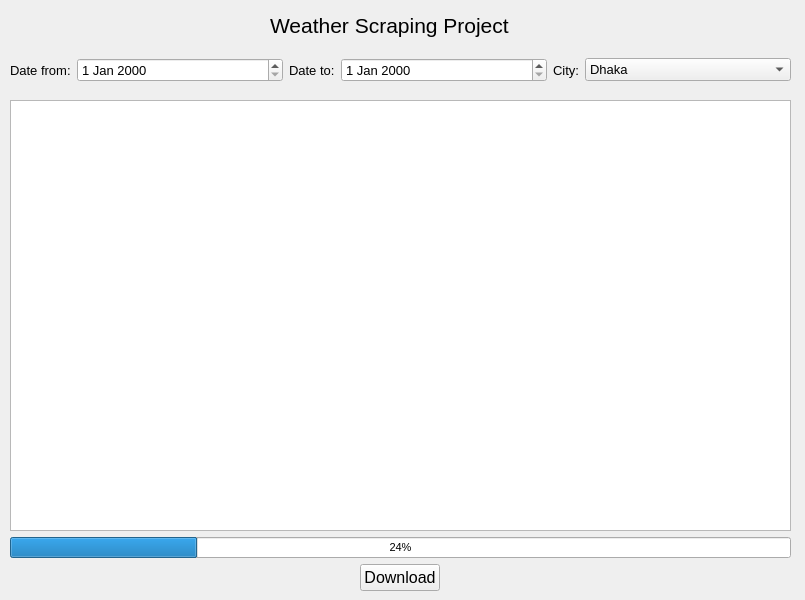
Old version of the form gui.ui in the repository rzu1303/weather_data_scraping.
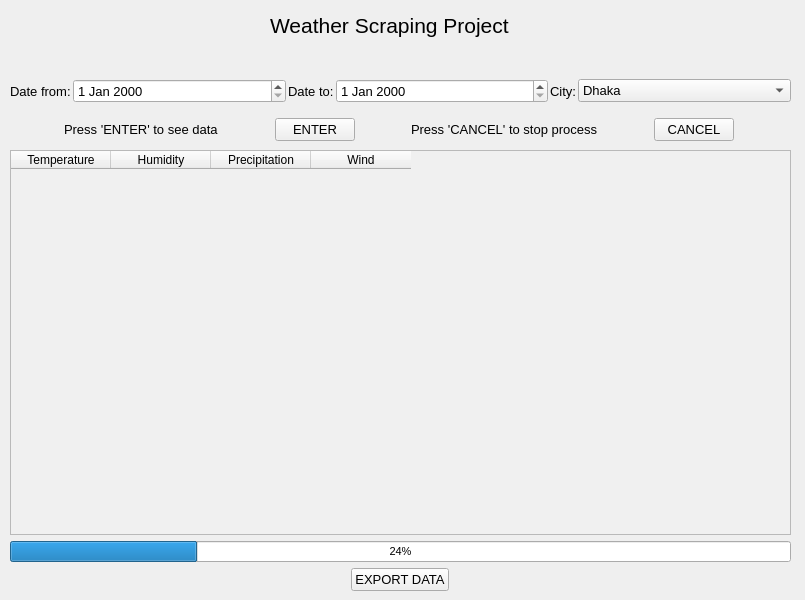
New version of the form.

Diff of the .ui file:
```diff
--- a/gui.ui
+++ b/gui.ui
@@ -41,16 +41,41 @@
    <property name="geometry">
     <rect>
      <x>10</x>
-     <y>100</y>
+     <y>150</y>
      <width>781</width>
-     <height>491</height>
+     <height>441</height>
     </rect>
    </property>
    <layout class="QHBoxLayout" name="horizontalLayout_6">
     <item>
      <layout class="QVBoxLayout" name="verticalLayout_3">
       <item>
-       <widget class="QTableWidget" name="tableWidget_data"/>
+       <widget class="QTableWidget" name="tableWidget_data">
+        <property name="styleSheet">
+         <string notr="true">background-color: rgb(240, 240, 240);
+alternate-background-color: rgb(204, 204, 204);</string>
+        </property>
+        <column>
+         <property name="text">
+          <string>Temperature</string>
+         </property>
+        </column>
+        <column>
+         <property name="text">
+          <string>Humidity</string>
+         </property>
+        </column>
+        <column>
+         <property name="text">
+          <string>Precipitation</string>
+         </property>
+        </column>
+        <column>
+         <property name="text">
+          <string>Wind</string>
+         </property>
+        </column>
+       </widget>
       </item>
       <item>
        <widget class="QProgressBar" name="progressBar">
@@ -76,18 +101,18 @@
       <item alignment="Qt::AlignHCenter">
        <widget class="QPushButton" name="pushButton_download">
         <property name="sizePolicy">
-         <sizepolicy hsizetype="Fixed" vsizetype="Fixed">
+         <sizepolicy hsizetype="Maximum" vsizetype="Maximum">
           <horstretch>0</horstretch>
           <verstretch>0</verstretch>
          </sizepolicy>
         </property>
         <property name="font">
          <font>
-          <pointsize>12</pointsize>
+          <pointsize>10</pointsize>
          </font>
         </property>
         <property name="text">
-         <string>Download</string>
+         <string>EXPORT DATA</string>
         </property>
         <property name="autoRepeatDelay">
          <number>300</number>
@@ -102,14 +127,17 @@
    <property name="geometry">
     <rect>
      <x>10</x>
-     <y>50</y>
+     <y>70</y>
      <width>781</width>
-     <height>41</height>
+     <height>80</height>
     </rect>
    </property>
    <layout class="QVBoxLayout" name="verticalLayout_2">
     <item>
-     <layout class="QHBoxLayout" name="horizontalLayout">
+     <layout class="QHBoxLayout" name="horizontalLayout_2">
+      <property name="spacing">
+       <number>2</number>
+      </property>
       <item>
        <widget class="QLabel" name="label_date_from">
         <property name="sizePolicy">
@@ -213,6 +241,85 @@
       </item>
      </layout>
     </item>
+    <item>
+     <layout class="QHBoxLayout" name="horizontalLayout_3">
+      <property name="spacing">
+       <number>2</number>
+      </property>
+      <item>
+       <widget class="QLabel" name="label_enter">
+        <property name="sizePolicy">
+         <sizepolicy hsizetype="Fixed" vsizetype="Fixed">
+          <horstretch>0</horstretch>
+          <verstretch>0</verstretch>
+         </sizepolicy>
+        </property>
+        <property name="font">
+         <font>
+          <pointsize>10</pointsize>
+         </font>
+        </property>
+        <property name="text">
+         <string>Press 'ENTER' to see data</string>
+        </property>
+       </widget>
+      </item>
+      <item>
+       <widget class="QPushButton" name="pushButton_enter">
+        <property name="sizePolicy">
+         <sizepolicy hsizetype="Maximum" vsizetype="Maximum">
+          <horstretch>0</horstretch>
+          <verstretch>0</verstretch>
+         </sizepolicy>
+        </property>
+        <property name="font">
+         <font>
+          <pointsize>10</pointsize>
+         </font>
+        </property>
+        <property name="text">
+         <string>ENTER</string>
+        </property>
+       </widget>
+      </item>
+      <item>
+       <widget class="QLabel" name="label_cancel">
+        <property name="sizePolicy">
+         <sizepolicy hsizetype="Fixed" vsizetype="Fixed">
+          <horstretch>0</horstretch>
+          <verstretch>0</verstretch>
+         </sizepolicy>
+        </property>
+        <property name="font">
+         <font>
+          <pointsize>10</pointsize>
+         </font>
+        </property>
+        <property name="text">
+         <string>Press 'CANCEL' to stop process</string>
+        </property>
+       </widget>
+      </item>
+      <item>
+       <widget class="QPushButton" name="pushButton_cancel">
+        <property name="sizePolicy">
+         <sizepolicy hsizetype="Maximum" vsizetype="Maximum">
+          <horstretch>0</horstretch>
+          <verstretch>0</verstretch>
+         </sizepolicy>
+        </property>
+        <property name="font">
+         <font>
+          <pointsize>10</pointsize>
+         </font>
+        </property>
+        <property name="text">
+         <string>CANCEL</string>
+        </property>
+       </widget>
+      </item>
+     </layout>
+    </item>
    </layout>
   </widget>
  </widget>
```
Left out of the diff: 8 changed lines with no effect on the pictures.
